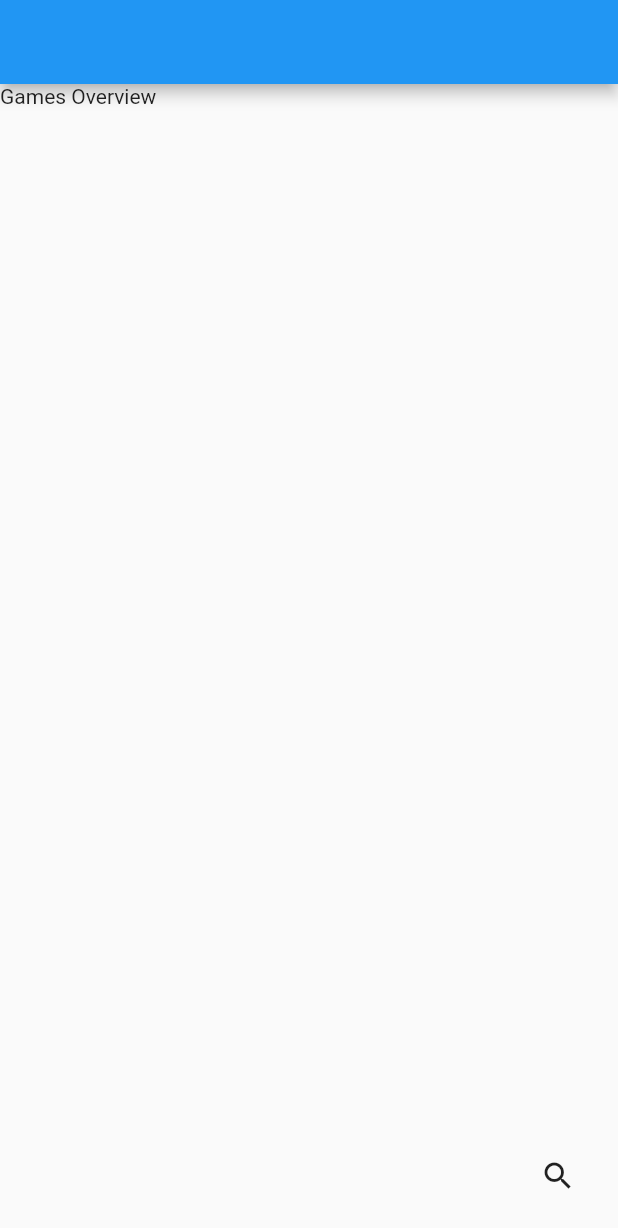
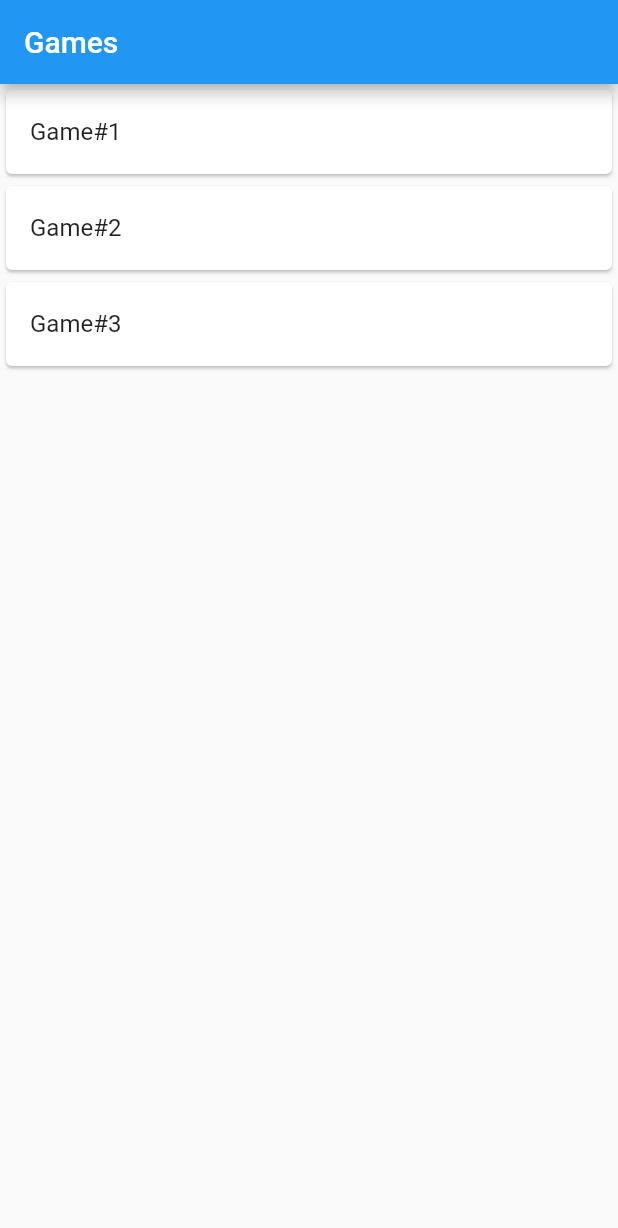
Before and after one commit to bleibdirtroy/after_release_tracker, a Flutter app: the screen it shows after launch, on a phone screen of 412 x 824 dp. Shown: the top 1228 px of the screen. Run offline on Flutter 3.47's test engine with Material 2 defaults, Android fonts, the phone set to English and light mode, and no system bars.

```diff
--- a/lib/games/game_info.dart
+++ b/lib/games/game_info.dart
@@ -1,12 +1,16 @@
 import 'package:flutter/material.dart';
 
 class GameInfo extends StatelessWidget {
-  const GameInfo({Key? key}) : super(key: key);
+  final String game;
+  GameInfo({required this.game});
 
   @override
   Widget build(BuildContext context) {
     return Scaffold(
-      body: Text("Games Info"),
+      appBar: AppBar(
+        title: Text(game),
+      ),
+      body: Text(game),
     );
   }
 }
--- a/lib/games/games_overview.dart
+++ b/lib/games/games_overview.dart
@@ -1,20 +1,27 @@
-import 'package:after_release_tracker/utils/default_app_bar.dart';
 import 'package:flutter/material.dart';
 
 class GamesOverview extends StatelessWidget {
-  const GamesOverview({Key? key}) : super(key: key);
+  final _games = ["Game#1", "Game#2", "Game#3"];
+
+  final ValueChanged didSelectGame;
+
+  GamesOverview({required this.didSelectGame});
 
   @override
   Widget build(BuildContext context) {
     return Scaffold(
-      appBar: DefaultAppBar(),
-      body: Text("Games Overview"),
-      floatingActionButton: IconButton(
-        icon: Icon(Icons.search),
-        onPressed: () {
-          Navigator.pushNamed(context, '/search');
-        },
-      ),
+      appBar: AppBar(title: Text("Games")),
+      body: ListView.builder(
+          itemCount: _games.length,
+          itemBuilder: (context, index) {
+            final game = _games[index];
+            return Card(
+              child: ListTile(
+                title: Text(game),
+                onTap: () => didSelectGame(game),
+              ),
+            );
+          }),
     );
   }
 }
--- a/lib/main.dart
+++ b/lib/main.dart
@@ -1,5 +1,5 @@
+import 'package:after_release_tracker/games/game_info.dart';
 import 'package:after_release_tracker/games/games_overview.dart';
-import 'package:after_release_tracker/search/search_page.dart';
 import 'package:flutter/material.dart';
 
 void main() {
@@ -14,6 +14,7 @@ class MyApp extends StatefulWidget {
 }
 
 class _MyAppState extends State<MyApp> {
+  String? _selectedGame;
   @override
   Widget build(BuildContext context) {
     return MaterialApp(
@@ -21,11 +22,27 @@ class _MyAppState extends State<MyApp> {
       theme: ThemeData(
         primarySwatch: Colors.blue,
       ),
-      initialRoute: '/my_games',
-      routes: {
-        '/my_games': (context) => const GamesOverview(),
-        '/search': (context) => const SearchPage(),
-      },
+      home: Navigator(
+        pages: [
+          MaterialPage(
+            child: GamesOverview(
+              didSelectGame: (game) {
+                setState(() => _selectedGame = game);
+              },
+            ),
+          ),
+          if (_selectedGame != null)
+            MaterialPage(
+              child: GameInfo(
+                game: _selectedGame!,
+              ),
+            ),
+        ],
+        onPopPage: (route, result) {
+          _selectedGame = null;
+          return route.didPop(result);
+        },
+      ),
     );
   }
 }
```
